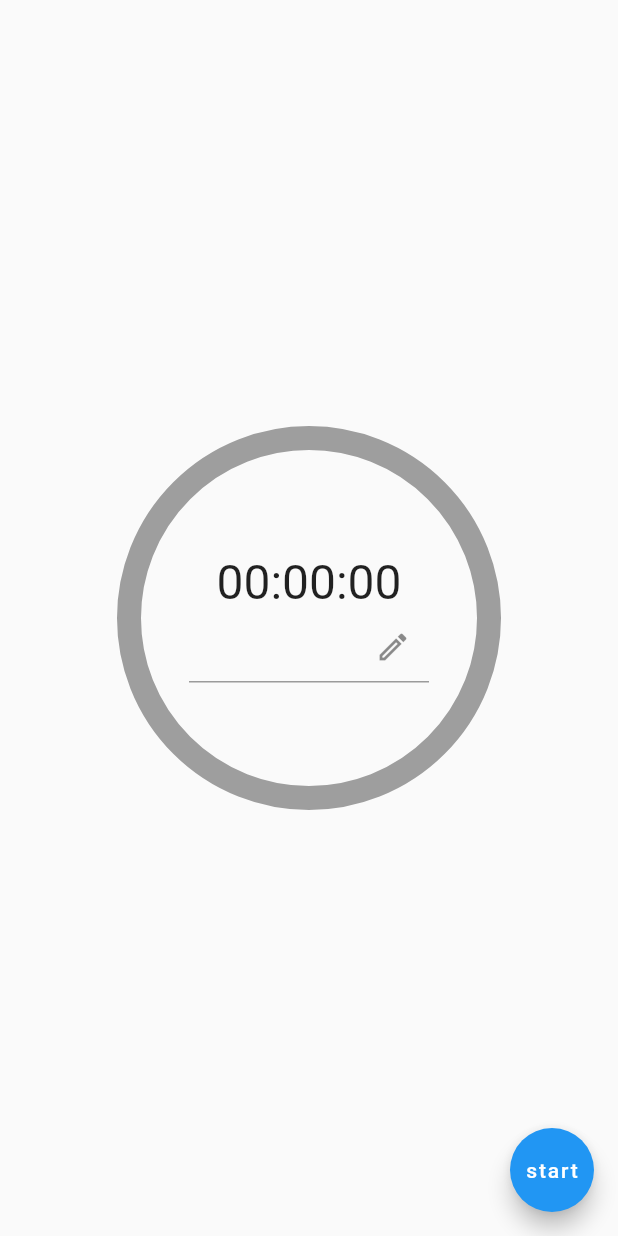
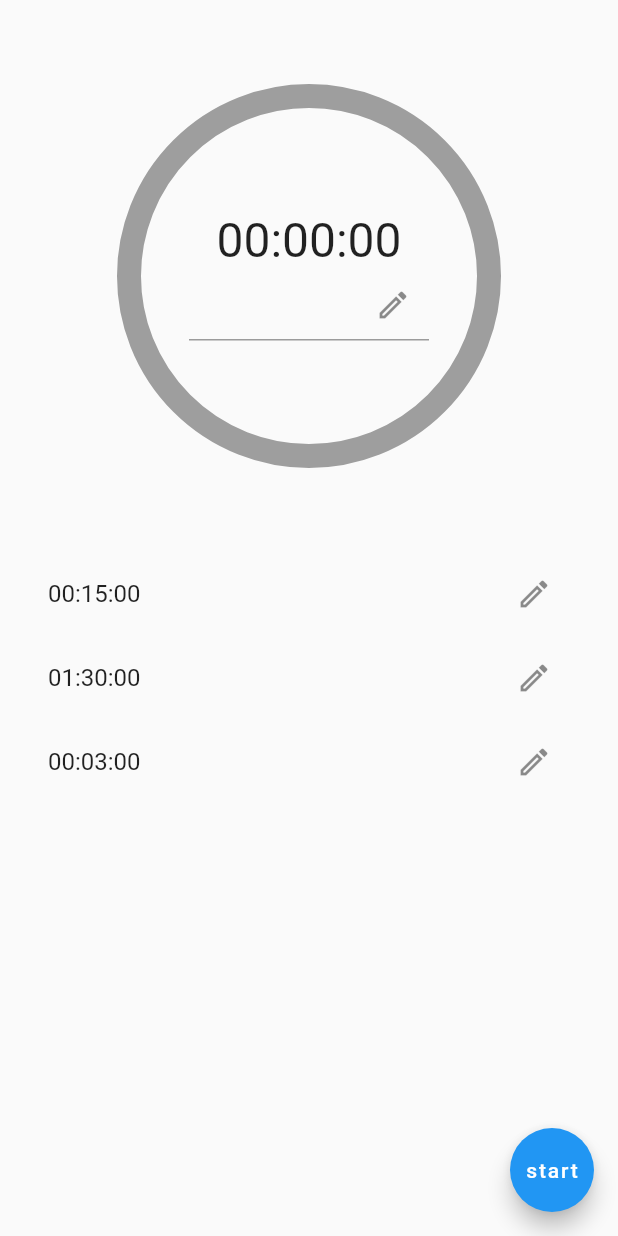
Before and after one commit to KobayashiYoh/silent_timer_app, a Flutter app: the screen it shows after launch, on a phone screen of 412 x 824 dp. Run offline on Flutter 3.47's test engine with Material 2 defaults, Android fonts, the phone set to English and light mode, and no system bars; our stand-ins replace flutter_local_notifications, freezed_annotation, hooks_riverpod, vibration; generated files the repository leaves out were written again.

Commit message:
クイックアクセスリストのUIを追加

```diff
--- /dev/null
+++ b/lib/ui_components/timer_list_item.dart
@@ -0,0 +1,17 @@
+import 'package:flutter/material.dart';
+
+class TimerListItem extends StatelessWidget {
+  const TimerListItem({Key? key, required this.timeText}) : super(key: key);
+  final String timeText;
+
+  @override
+  Widget build(BuildContext context) {
+    return ListTile(
+      title: Text(timeText),
+      trailing: IconButton(
+        onPressed: () {},
+        icon: const Icon(Icons.edit_outlined),
+      ),
+    );
+  }
+}
--- a/lib/views/timer_page.dart
+++ b/lib/views/timer_page.dart
@@ -1,6 +1,7 @@
 import 'package:flutter/material.dart';
 import 'package:hooks_riverpod/hooks_riverpod.dart';
 import 'package:silent_timer_app/providers/timer_notifier.dart';
+import 'package:silent_timer_app/ui_components/timer_list_item.dart';
 
 class TimerPage extends ConsumerWidget {
   const TimerPage({Key? key}) : super(key: key);
@@ -11,8 +12,11 @@ class TimerPage extends ConsumerWidget {
     final notifier = ref.read(timerProvider.notifier);
     return Scaffold(
       body: SafeArea(
-        child: Center(
-          child: Stack(
+        child: Container(
+          padding: const EdgeInsets.symmetric(vertical: 64.0, horizontal: 16.0),
+          child: Column(
+            children: [
+              Stack(
                 alignment: Alignment.center,
                 children: [
                   SizedBox(
@@ -46,6 +50,18 @@ class TimerPage extends ConsumerWidget {
                   ),
                 ],
               ),
+              const SizedBox(height: 64.0),
+              Expanded(
+                child: ListView(
+                  children: const [
+                    TimerListItem(timeText: '00:15:00'),
+                    TimerListItem(timeText: '01:30:00'),
+                    TimerListItem(timeText: '00:03:00'),
+                  ],
+                ),
+              ),
+            ],
+          ),
         ),
       ),
       floatingActionButton: FloatingActionButton(
```
Lines whose indentation alone changed are shown as unchanged.
